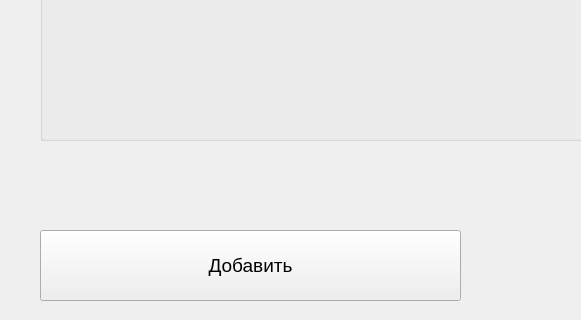
Above: Add.ui from mishafominih/Accounting before the change; both pictures show x 0 to 581 and y 520 to 840 of the 1121 by 840 pixel window. Below: the same form after it.
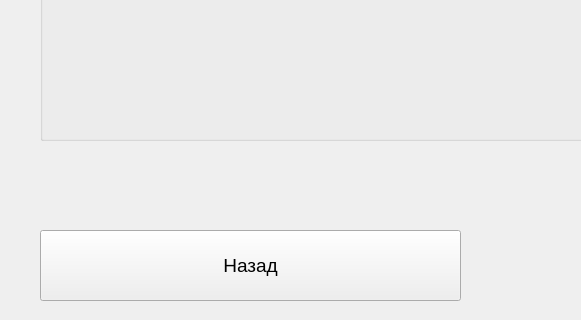
That is the form after the change.

```diff
--- a/Add.ui
+++ b/Add.ui
@@ -179,7 +179,7 @@
     </font>
    </property>
    <property name="text">
-    <string>Добавить</string>
+    <string>Назад</string>
    </property>
   </widget>
  </widget>
```
